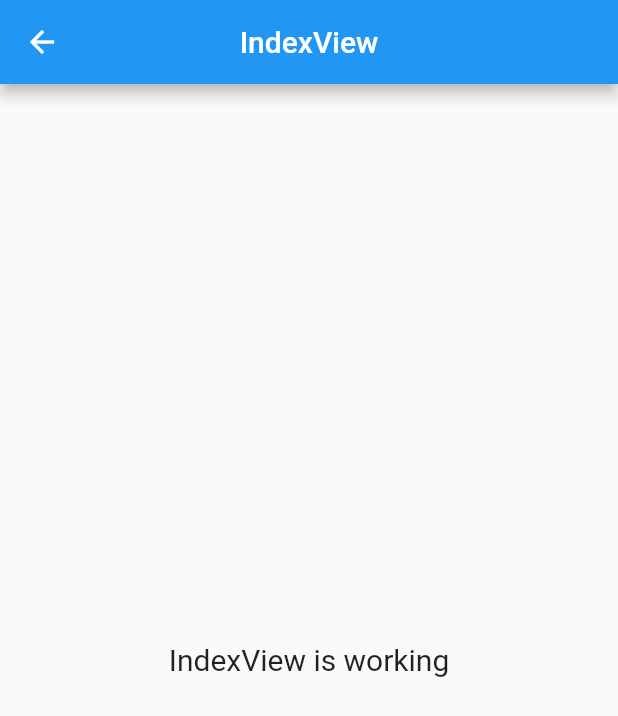
After one commit to devnizamuddin/ecommerce_demo_flutter, a Flutter app: the IndexView screen opened by its route, on a phone screen of 412 x 824 dp. The commit adds this screen. Shown: the top 716 px of the screen. Run offline on Flutter 3.47's test engine with Material 2 defaults, Android fonts, the phone set to English and light mode, and no system bars; our stand-ins replace animated_text_kit, get.

Commit message:
index page created

```diff
--- /dev/null
+++ b/lib/app/modules/index/views/index_view.dart
@@ -0,0 +1,24 @@
+import 'package:flutter/material.dart';
+
+import 'package:get/get.dart';
+
+import '../controllers/index_controller.dart';
+
+class IndexView extends GetView<IndexController> {
+  const IndexView({Key? key}) : super(key: key);
+  @override
+  Widget build(BuildContext context) {
+    return Scaffold(
+      appBar: AppBar(
+        title: const Text('IndexView'),
+        centerTitle: true,
+      ),
+      body: Center(
+        child: Text(
+          'IndexView is working',
+          style: TextStyle(fontSize: 20),
+        ),
+      ),
+    );
+  }
+}
--- a/lib/app/routes/app_pages.dart
+++ b/lib/app/routes/app_pages.dart
@@ -4,6 +4,8 @@ import '../modules/cart/bindings/cart_binding.dart';
 import '../modules/cart/views/cart_view.dart';
 import '../modules/home/bindings/home_binding.dart';
 import '../modules/home/views/home_view.dart';
+import '../modules/index/bindings/index_binding.dart';
+import '../modules/index/views/index_view.dart';
 import '../modules/login/bindings/login_binding.dart';
 import '../modules/login/views/login_view.dart';
 import '../modules/splash/bindings/splash_binding.dart';
@@ -37,5 +39,10 @@ class AppPages {
       page: () => const CartView(),
       binding: CartBinding(),
     ),
+    GetPage(
+      name: _Paths.INDEX,
+      page: () => const IndexView(),
+      binding: IndexBinding(),
+    ),
   ];
 }
--- a/lib/app/routes/app_routes.dart
+++ b/lib/app/routes/app_routes.dart
@@ -7,6 +7,7 @@ abstract class Routes {
   static const SPLASH = _Paths.SPLASH;
   static const LOGIN = _Paths.LOGIN;
   static const CART = _Paths.CART;
+  static const INDEX = _Paths.INDEX;
 }
 
 abstract class _Paths {
@@ -15,4 +16,5 @@ abstract class _Paths {
   static const SPLASH = '/splash';
   static const LOGIN = '/login';
   static const CART = '/cart';
+  static const INDEX = '/index';
 }
```
Also changed, not shown: lib/app/modules/index/bindings/index_binding.dart (added, +12 -0 lines), lib/app/modules/index/controllers/index_controller.dart (added, +23 -0 lines).
